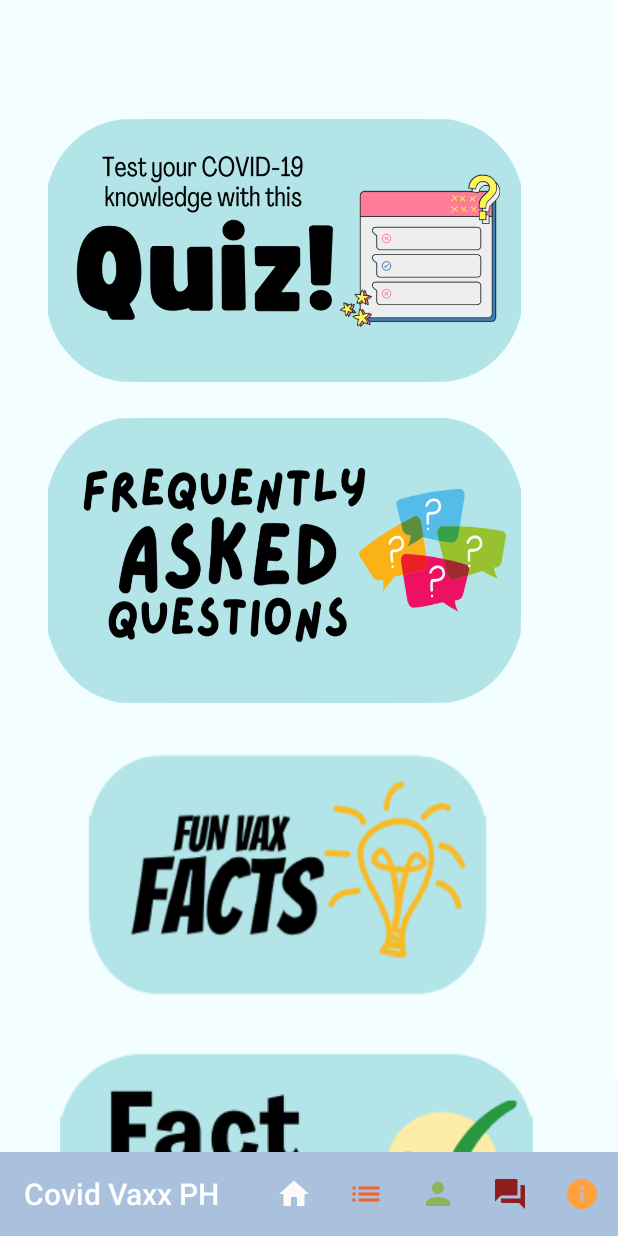
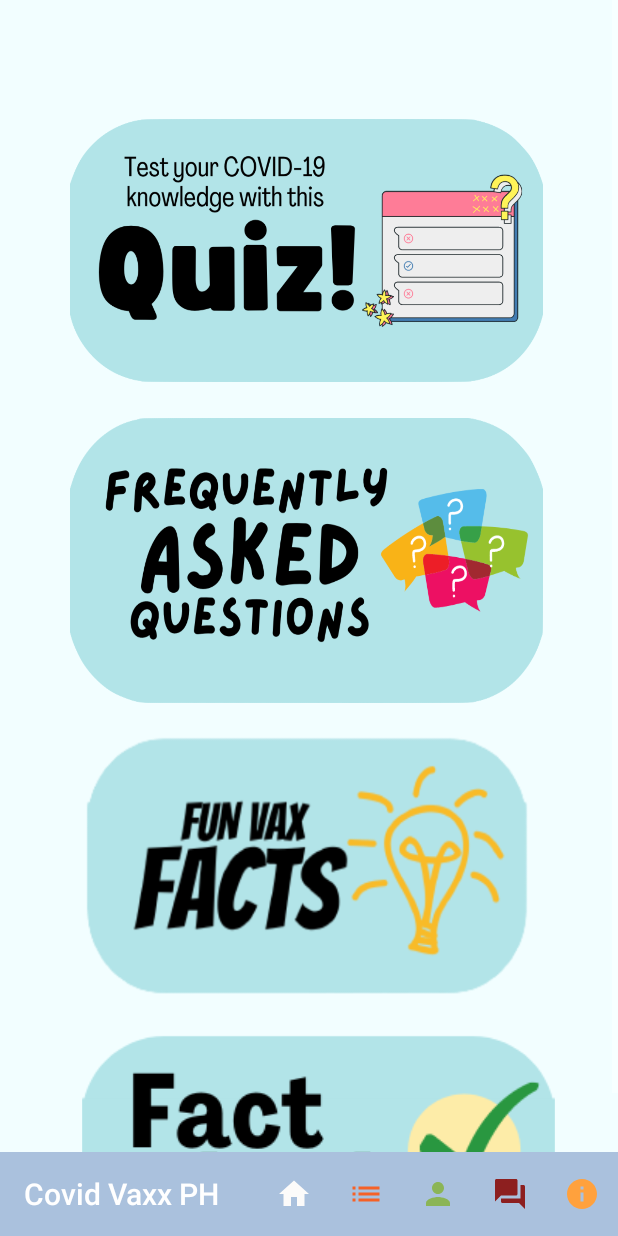
Before and after one commit to hannahdeniseee/r2y-04_app, an Android app: the interactive_page screen opened directly, with no data from a screen before it, on a phone screen of 412 x 824 dp. Run offline under Robolectric (Android 15) with nearby library versions, the phone set to English and light mode, and no system bars.

Commit message:
centered elements for interactive page and vax in ph

```diff
--- a/app/src/main/res/layout/activity_interactive_page.xml
+++ b/app/src/main/res/layout/activity_interactive_page.xml
@@ -26,6 +26,7 @@
                 android:layout_marginStart="32dp"
                 android:layout_marginTop="79dp"
                 android:layout_marginEnd="33dp"
+                android:layout_gravity="center"
                 android:background="@color/bg_color"
                 android:scaleType="fitXY"
                 app:srcCompat="@drawable/quizbtn" />
@@ -37,21 +38,23 @@
                 android:layout_marginStart="32dp"
                 android:layout_marginTop="24dp"
                 android:layout_marginEnd="33dp"
-                android:layout_marginBottom="27dp"
+                android:layout_marginBottom="15dp"
+                android:layout_gravity="center"
                 android:background="@color/bg_color"
                 android:scaleType="fitXY"
                 app:srcCompat="@drawable/faqsbtn" />
 
             <ImageButton
                 android:id="@+id/funFactsButton"
-                android:layout_width="315dp"
-                android:layout_height="175dp"
-                android:layout_marginStart="32dp"
+                android:layout_width="wrap_content"
+                android:layout_height="187dp"
+                android:layout_marginStart="30dp"
                 android:layout_marginEnd="33dp"
-                android:layout_marginBottom="27dp"
+                android:layout_marginBottom="15dp"
+                android:layout_gravity="center"
                 android:background="@color/bg_color"
                 android:scaleType="fitXY"
-                app:srcCompat="@drawable/funfactsbtn" />
+                app:srcCompat="@drawable/funfactsbtn"/>
 
             <ImageButton
                 android:id="@+id/factCheckButton"
@@ -60,9 +63,11 @@
                 android:layout_marginStart="40dp"
                 android:layout_marginEnd="33dp"
                 android:layout_marginBottom="70dp"
+                android:layout_gravity="center"
                 android:background="@color/bg_color"
                 app:srcCompat="@drawable/factbtn" />
         </LinearLayout>
+
     </ScrollView>
 
     <androidx.appcompat.widget.Toolbar
```
Also changed, not shown: app/src/main/res/layout/activity_vaxx_ph.xml (+8 -0 lines).
